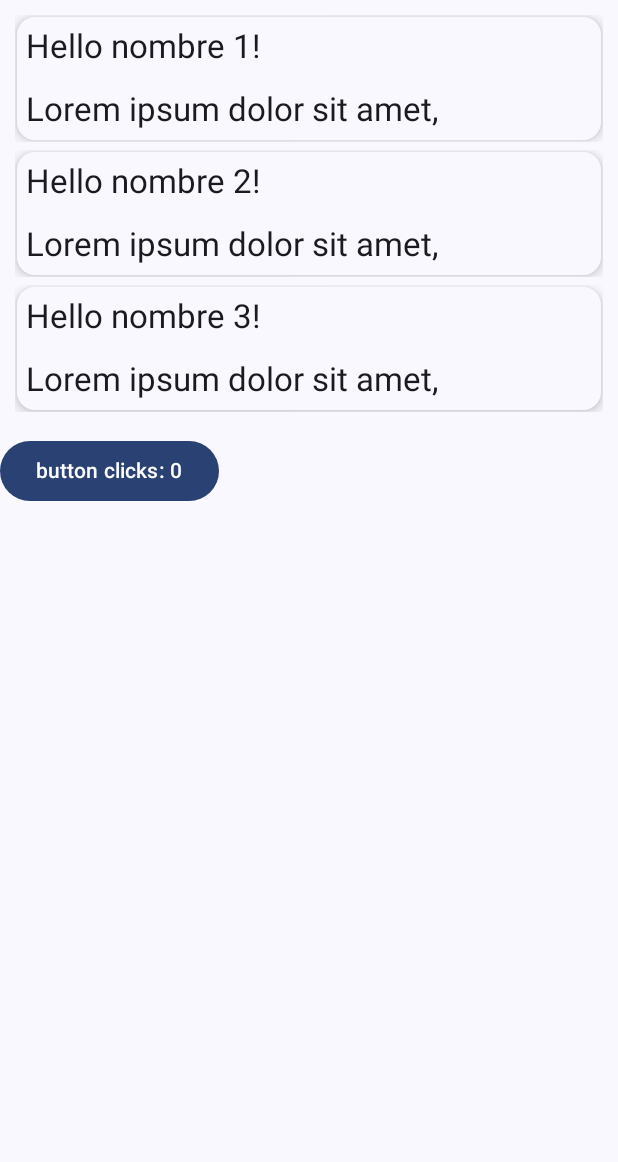
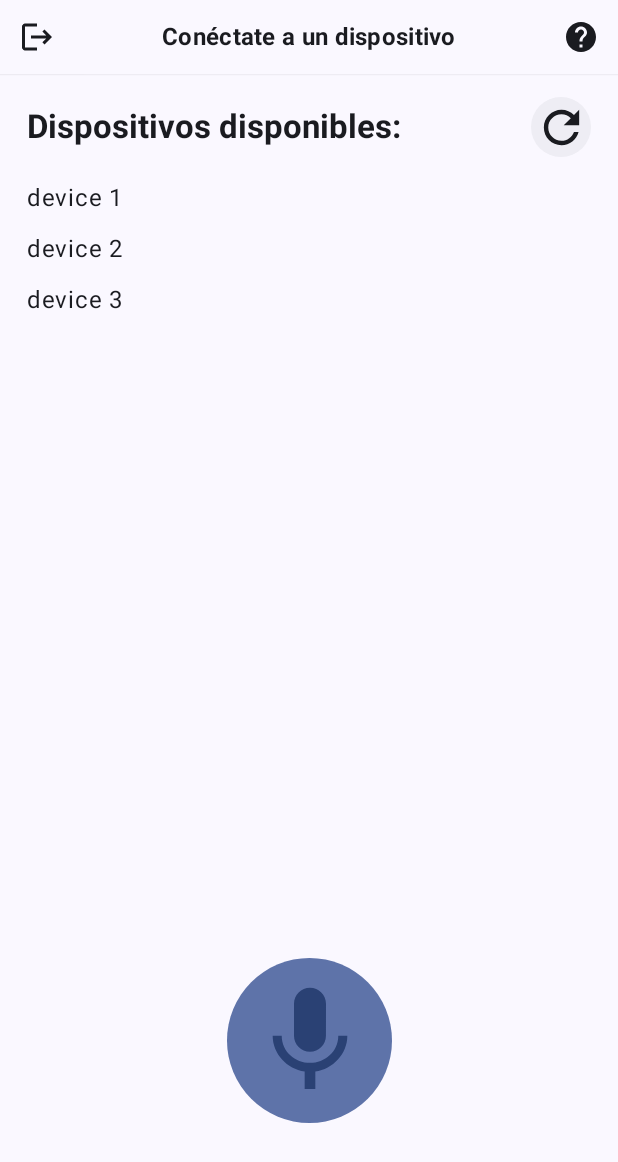
Before and after one commit to rijegaro287/obstacle-detection-and-auditory-feedback-system, an Android app built with Jetpack Compose: the screen it shows after launch (MainActivity), on a phone screen of 412 x 824 dp. Shown: the top 1162 px of the screen. Run offline under Robolectric (Android 15) with nearby library versions, the phone set to English and light mode, and no system bars.

Commit message:
Added basic views

```diff
--- a/mobile-application/app/src/main/java/com/odafs/app/MainActivity.kt
+++ b/mobile-application/app/src/main/java/com/odafs/app/MainActivity.kt
@@ -1,122 +1,93 @@
 package com.odafs.app
 
-import android.content.res.Configuration
 import android.os.Bundle
-import android.widget.Space
 import androidx.activity.ComponentActivity
 import androidx.activity.compose.setContent
 import androidx.activity.enableEdgeToEdge
-import androidx.compose.animation.animateColorAsState
-import androidx.compose.animation.animateContentSize
-import androidx.compose.foundation.clickable
-import androidx.compose.foundation.layout.Column
-import androidx.compose.foundation.layout.Row
-import androidx.compose.foundation.layout.Spacer
-import androidx.compose.foundation.layout.fillMaxSize
-import androidx.compose.foundation.layout.height
-import androidx.compose.foundation.layout.padding
-import androidx.compose.foundation.layout.size
-import androidx.compose.foundation.layout.width
-import androidx.compose.foundation.lazy.LazyColumn
-import androidx.compose.foundation.lazy.items
-import androidx.compose.material3.Button
-import androidx.compose.material3.MaterialTheme
-import androidx.compose.material3.Scaffold
-import androidx.compose.material3.Surface
-import androidx.compose.material3.Text
-import androidx.compose.material3.lightColorScheme
-import androidx.compose.runtime.Composable
-import androidx.compose.runtime.getValue
-import androidx.compose.runtime.mutableIntStateOf
-import androidx.compose.runtime.mutableStateOf
-import androidx.compose.runtime.remember
-import androidx.compose.runtime.setValue
-import androidx.compose.ui.Modifier
-import androidx.compose.ui.graphics.Color
-import androidx.compose.ui.tooling.preview.Preview
-import androidx.compose.ui.tooling.preview.datasource.LoremIpsum
-import androidx.compose.ui.unit.dp
 import com.odafs.app.ui.theme.ODAFSTheme
 
-var lorem: String = "Lorem ipsum dolor sit amet, consectetur adipiscing elit. Quisque vitae maximus eros, in rhoncus sapien. Aliquam eu sem luctus, viverra odio vitae, pulvinar dolor. Vestibulum eu leo justo. Nam consequat pellentesque nulla ullamcorper maximus. Proin bibendum, lectus nec auctor auctor, mi turpis eleifend nulla, quis aliquam ligula quam at nunc. Nulla facilisi. Vivamus semper nulla vel lectus vestibulum, quis bibendum tortor dictum. Sed quis porttitor libero. Quisque sit amet eros felis. Nunc odio arcu, imperdiet vitae ipsum vel, vulputate rutrum purus."
-
-data class Message(val name: String, val desc: String)
-
-object MessageList {
-    val messageList = listOf<Message>(
-        Message(name = "nombre 1", desc = lorem),
-        Message(name = "nombre 2", desc = lorem),
-        Message(name = "nombre 3", desc = lorem)
-    )
-}
+//var lorem: String = "Lorem ipsum dolor sit amet, consectetur adipiscing elit. Quisque vitae maximus eros, in rhoncus sapien. Aliquam eu sem luctus, viverra odio vitae, pulvinar dolor. Vestibulum eu leo justo. Nam consequat pellentesque nulla ullamcorper maximus. Proin bibendum, lectus nec auctor auctor, mi turpis eleifend nulla, quis aliquam ligula quam at nunc. Nulla facilisi. Vivamus semper nulla vel lectus vestibulum, quis bibendum tortor dictum. Sed quis porttitor libero. Quisque sit amet eros felis. Nunc odio arcu, imperdiet vitae ipsum vel, vulputate rutrum purus."
+//
+//data class Message(val name: String, val desc: String)
+//
+//object MessageList {
+//    val messageList = listOf<Message>(
+//        Message(name = "nombre 1", desc = lorem),
+//        Message(name = "nombre 2", desc = lorem),
+//        Message(name = "nombre 3", desc = lorem)
+//    )
+//}
 
 class MainActivity : ComponentActivity() {
     override fun onCreate(savedInstanceState: Bundle?) {
         super.onCreate(savedInstanceState)
+        enableEdgeToEdge()
         setContent {
-            ODAFSTheme () {
-                Surface (modifier = Modifier.fillMaxSize()) {
-                    Column {
-                        LazyColumn (modifier = Modifier.padding(all = 10.dp)){
-                            items(MessageList.messageList) { message ->
-                                Greeting(message = message)
-                                Spacer(modifier = Modifier.height(5.dp))
-                            }
-                        }
-
-                        var counter by remember { mutableIntStateOf(0) }
-                        Button(onClick = {counter++}) {
-                            Text(text = "button clicks: $counter")
-                        }
-                    }
-                }
+            ODAFSTheme {
+                NavigationController()
             }
         }
     }
 }
 
-@Composable
-fun Greeting(message: Message) {
-    var isExpanded by remember { mutableStateOf(false) }
-    val surfaceColor by animateColorAsState(
-        targetValue = if (isExpanded) MaterialTheme.colorScheme.primary else MaterialTheme.colorScheme.surface
-    )
-    Surface (
-        shape = MaterialTheme.shapes.medium,
-        shadowElevation = 5.dp,
-        color = surfaceColor,
-        modifier = Modifier.animateContentSize().padding(1.dp)
-    ) {
-        Column (modifier = Modifier.clickable {isExpanded = !isExpanded}) {
-            Text(
-                text = "Hello ${message.name}!",
-                style = MaterialTheme.typography.titleLarge,
-                modifier = Modifier.padding(all = 6.dp)
-            )
-
-            Spacer(modifier = Modifier.height(2.dp))
-
-            Text(
-                text = message.desc,
-                style = MaterialTheme.typography.titleLarge,
-                maxLines = if (isExpanded) Int.MAX_VALUE else 1,
-                modifier = Modifier.padding(all = 6.dp)
-            )
-        }
-    }
-}
-
-@Preview(
-    name = "Dark Mode",
-    showBackground = true,
-    uiMode = Configuration.UI_MODE_NIGHT_YES
-)
-@Preview(
-    name = "Light Mode",
-    showBackground = true,
-    uiMode = Configuration.UI_MODE_NIGHT_NO,
-)
-@Composable
-fun PreviewGreeting() {
-    Greeting(Message(name = "Pepe", desc = "desc"))
-}
+//Surface (modifier = Modifier.fillMaxSize()) {
+//    Column {
+//        LazyColumn (modifier = Modifier.padding(all = 10.dp)){
+//            items(MessageList.messageList) { message ->
+//                Greeting(message = message)
+//                Spacer(modifier = Modifier.height(5.dp))
+//            }
+//        }
+//
+//        var counter by remember { mutableIntStateOf(0) }
+//        Button(onClick = {counter++}) {
+//            Text(text = "button clicks: $counter")
+//        }
+//    }
+//}
+//
+//@Composable
+//fun Greeting(message: Message) {
+//    var isExpanded by remember { mutableStateOf(false) }
+//    val surfaceColor by animateColorAsState(
+//        targetValue = if (isExpanded) MaterialTheme.colorScheme.primary else MaterialTheme.colorScheme.surface
+//    )
+//    Surface (
+//        shape = MaterialTheme.shapes.medium,
+//        shadowElevation = 5.dp,
+//        color = surfaceColor,
+//        modifier = Modifier.animateContentSize().padding(1.dp)
+//    ) {
+//        Column (modifier = Modifier.clickable {isExpanded = !isExpanded}) {
+//            Text(
+//                text = "Hello ${message.name}!",
+//                style = MaterialTheme.typography.titleLarge,
+//                modifier = Modifier.padding(all = 6.dp)
+//            )
+//
+//            Spacer(modifier = Modifier.height(2.dp))
+//
+//            Text(
+//                text = message.desc,
+//                style = MaterialTheme.typography.titleLarge,
+//                maxLines = if (isExpanded) Int.MAX_VALUE else 1,
+//                modifier = Modifier.padding(all = 6.dp)
+//            )
+//        }
+//    }
+//}
+//
+//@Preview(
+//    name = "Dark Mode",
+//    showBackground = true,
+//    uiMode = Configuration.UI_MODE_NIGHT_YES
+//)
+//@Preview(
+//    name = "Light Mode",
+//    showBackground = true,
+//    uiMode = Configuration.UI_MODE_NIGHT_NO,
+//)
+//@Composable
+//fun PreviewGreeting() {
+//    Greeting(Message(name = "Pepe", desc = "desc"))
+//}
--- /dev/null
+++ b/mobile-application/app/src/main/java/com/odafs/app/NavigationController.kt
@@ -0,0 +1,58 @@
+package com.odafs.app
+
+import androidx.activity.compose.BackHandler
+import androidx.compose.foundation.layout.Column
+import androidx.compose.material3.Button
+import androidx.compose.material3.Text
+import androidx.compose.runtime.Composable
+import androidx.navigation.compose.NavHost
+import androidx.navigation.compose.composable
+import androidx.navigation.compose.rememberNavController
+import kotlinx.serialization.Serializable
+import com.odafs.app.views.ConnectingView
+import com.odafs.app.views.ScanningView
+
+@Serializable
+data object Connecting
+
+@Serializable
+data object Scanning
+
+@Serializable
+data object Controls
+
+@Composable
+fun ControlsView(navigateToScanning: () -> Unit) {
+    Column {
+        Text(text = "Controls")
+
+        Button(onClick = { navigateToScanning() }) {
+            Text(text = "Go to Scanning")
+        }
+    }
+}
+
+@Composable
+fun NavigationController() {
+    val navController = rememberNavController()
+    NavHost(navController = navController, startDestination = Scanning) {
+        composable<Connecting> {
+            BackHandler (enabled = true) {  }
+            ConnectingView { navController.navigate(Scanning) }
+        }
+
+        composable<Scanning> {
+            BackHandler (enabled = true) {  }
+            ScanningView { navController.navigate(Controls) }
+        }
+
+        composable<Controls> {
+            BackHandler (enabled = true) {  }
+            ControlsView {
+                navController.navigate(Scanning) {
+                    popUpTo(Connecting) { inclusive = true }
+                }
+            }
+        }
+    }
+}
--- /dev/null
+++ b/mobile-application/app/src/main/java/com/odafs/app/components/DeviceCard.kt
@@ -0,0 +1,16 @@
+package com.odafs.app.components
+
+import androidx.compose.material3.Text
+import androidx.compose.runtime.Composable
+import androidx.compose.ui.tooling.preview.Preview
+
+@Composable
+fun DeviceCard (name: String, onConnectClicked: () -> Unit) {
+    Text(text = name)
+}
+
+@Preview
+@Composable
+fun DeviceCardPreview () {
+    DeviceCard(name = "device 1", {})
+}
--- /dev/null
+++ b/mobile-application/app/src/main/java/com/odafs/app/components/TopBar.kt
@@ -0,0 +1,68 @@
+package com.odafs.app.components
+
+import androidx.compose.foundation.layout.Box
+import androidx.compose.foundation.layout.fillMaxWidth
+import androidx.compose.foundation.layout.padding
+import androidx.compose.foundation.layout.size
+import androidx.compose.material.icons.Icons
+import androidx.compose.material.icons.automirrored.filled.Help
+import androidx.compose.material.icons.automirrored.filled.Logout
+import androidx.compose.material3.Icon
+import androidx.compose.material3.IconButton
+import androidx.compose.material3.MaterialTheme
+import androidx.compose.material3.Surface
+import androidx.compose.material3.Text
+import androidx.compose.runtime.Composable
+import androidx.compose.ui.Alignment
+import androidx.compose.ui.Modifier
+import androidx.compose.ui.text.font.FontWeight
+import androidx.compose.ui.tooling.preview.Preview
+import androidx.compose.ui.unit.dp
+
+@Composable
+fun TopBar (title: String) {
+    Surface (shadowElevation = 1.dp) {
+        Box (modifier = Modifier
+            .fillMaxWidth()
+            .padding(all = 12.dp)
+        ) {
+            IconButton(
+                onClick = {},
+                modifier = Modifier
+                    .align(Alignment.CenterStart)
+                    .size(25.dp)
+            ) {
+                Icon(
+                    imageVector = Icons.AutoMirrored.Default.Logout,
+                    contentDescription = "Botón para cerrar la aplicación",
+                )
+            }
+
+            Text(
+                text = title,
+                style = MaterialTheme.typography.titleMedium,
+                fontWeight = FontWeight.Bold,
+                maxLines = 1,
+                modifier = Modifier.align(Alignment.Center)
+            )
+
+            IconButton(
+                onClick = {},
+                modifier = Modifier
+                    .align(Alignment.CenterEnd)
+                    .size(25.dp)
+            ) {
+                Icon(
+                    imageVector = Icons.AutoMirrored.Default.Help,
+                    contentDescription = "Botón para obtener ayuda sobre el uso de la aplicación",
+                )
+            }
+        }
+    }
+}
+
+@Preview (showBackground = true)
+@Composable
+fun TopBarPreview() {
+    TopBar(title = "title")
+}
--- /dev/null
+++ b/mobile-application/app/src/main/java/com/odafs/app/views/ScanningView.kt
@@ -0,0 +1,119 @@
+package com.odafs.app.views
+
+import androidx.compose.foundation.background
+import androidx.compose.foundation.layout.Box
+import androidx.compose.foundation.layout.Column
+import androidx.compose.foundation.layout.Spacer
+import androidx.compose.foundation.layout.fillMaxSize
+import androidx.compose.foundation.layout.fillMaxWidth
+import androidx.compose.foundation.layout.height
+import androidx.compose.foundation.layout.padding
+import androidx.compose.foundation.layout.size
+import androidx.compose.foundation.lazy.LazyColumn
+import androidx.compose.foundation.lazy.items
+import androidx.compose.foundation.shape.CircleShape
+import androidx.compose.material.icons.Icons
+import androidx.compose.material.icons.filled.Mic
+import androidx.compose.material.icons.filled.Refresh
+import androidx.compose.material3.Icon
+import androidx.compose.material3.IconButton
+import androidx.compose.material3.MaterialTheme
+import androidx.compose.material3.Scaffold
+import androidx.compose.material3.Text
+import androidx.compose.runtime.Composable
+import androidx.compose.ui.Alignment
+import androidx.compose.ui.Modifier
+import androidx.compose.ui.text.font.FontWeight
+import androidx.compose.ui.tooling.preview.Preview
+import androidx.compose.ui.unit.dp
+import com.odafs.app.components.DeviceCard
+import com.odafs.app.components.TopBar
+
+data class Device(val name: String, val address: String)
+
+val deviceList = listOf<Device>(
+    Device(name = "device 1", address = "address 1"),
+    Device(name = "device 2", address = "address 2"),
+    Device(name = "device 3", address = "address 3")
+)
+
+@Composable
+fun ScanningView(navigateToControls: () -> Unit) {
+    Scaffold(
+        topBar = { TopBar(title = "Conéctate a un dispositivo") }
+    ) { innerPadding ->
+        Box(modifier = Modifier
+            .fillMaxSize()
+            .padding(
+                top = innerPadding.calculateTopPadding(),
+                bottom = 75.dp,
+                start = 18.dp,
+                end = 18.dp
+            )
+        ) {
+            Column(modifier = Modifier.align(Alignment.TopCenter)) {
+                Spacer(modifier = Modifier.height(15.dp))
+
+                Box(modifier = Modifier.fillMaxWidth()) {
+                    Text(
+                        text = "Dispositivos disponibles:",
+                        style = MaterialTheme.typography.titleLarge,
+                        fontWeight = FontWeight.Bold,
+                        modifier = Modifier.align(Alignment.CenterStart)
+
+                    )
+
+                    IconButton(
+                        onClick = {},
+                        modifier = Modifier
+                            .align(Alignment.CenterEnd)
+                            .background(
+                                color = MaterialTheme.colorScheme.surfaceContainer,
+                                shape = CircleShape
+                            )
+                            .size(40.dp)
+                    ) {
+                        Icon(
+                            imageVector = Icons.Default.Refresh,
+                            contentDescription = "Botón para refrescar la lista de dispositivos de audio disponibles",
+                            modifier = Modifier.size(35.dp)
+                        )
+                    }
+                }
+
+                Spacer(modifier = Modifier.height(15.dp))
+
+                LazyColumn {
+                    items(deviceList) { device ->
+                        DeviceCard(device.name) {}
+                        Spacer(modifier = Modifier.height(10.dp))
+                    }
+                }
+            }
+
+            IconButton(
+                onClick = {},
+                modifier = Modifier
+                    .align(Alignment.BottomCenter)
+                    .background(
+                        color = MaterialTheme.colorScheme.primaryContainer,
+                        shape = CircleShape
+                    )
+                    .size(110.dp)
+            ) {
+                Icon(
+                    imageVector = Icons.Default.Mic,
+                    contentDescription = "Botón para ingresar un comando de voz",
+                    tint = MaterialTheme.colorScheme.primary,
+                    modifier = Modifier.size(85.dp)
+                )
+            }
+        }
+    }
+}
+
+@Preview
+@Composable
+fun ScanningViewPreview () {
+    ScanningView {}
+}
```
Also changed, not shown: mobile-application/app/build.gradle.kts (+9 -1 lines), mobile-application/app/src/main/java/com/odafs/app/views/ConnectingView.kt (added, +70 -0 lines), mobile-application/gradle/libs.versions.toml (+21 -5 lines), mobile-application/build.gradle.kts (line endings or trailing spaces), 7 other files.
